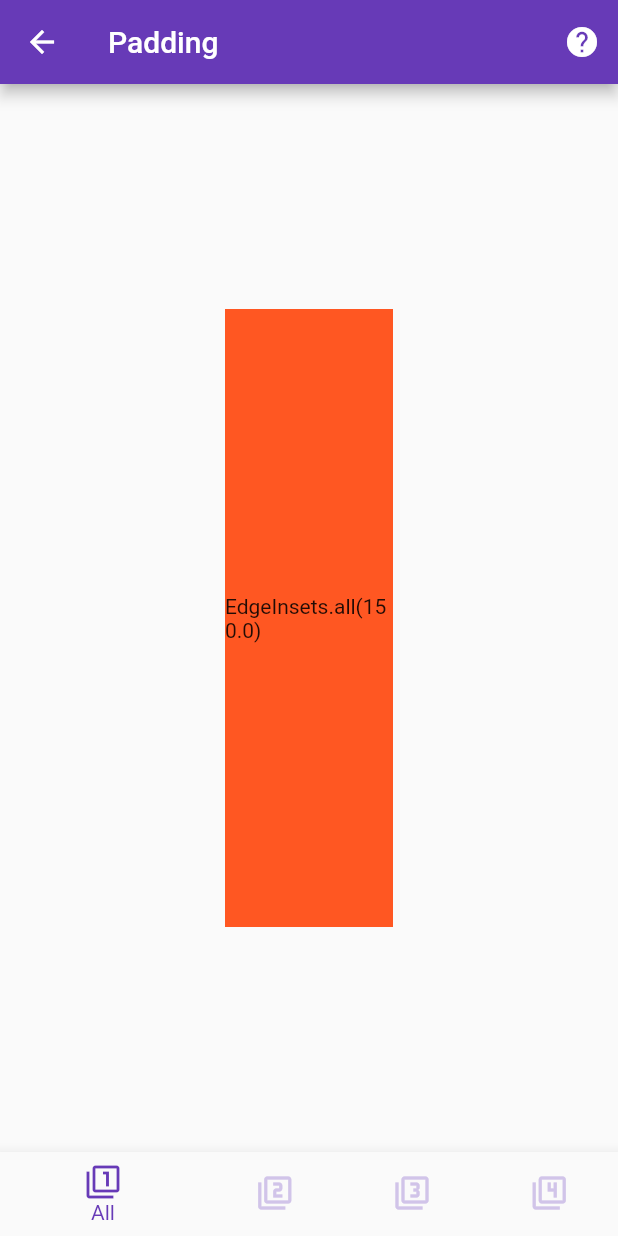
After one commit to sanjay-rb/100-Days-Of-Flutter-Widgets, a Flutter app: the Day80Padding screen opened directly, after a tap on the "help" icon, on a phone screen of 412 x 824 dp. The commit adds this screen. Run offline on Flutter 3.47's test engine with Material 2 defaults, Android fonts, the phone set to English and light mode, and no system bars.

Commit message:
Day80 Competed with Padding

```diff
--- /dev/null
+++ b/hundred_days_of_flutter_widget/lib/day080_padding.dart
@@ -0,0 +1,85 @@
+import 'dart:ui';
+
+import 'package:flutter/material.dart';
+import 'package:url_launcher/url_launcher.dart';
+
+class Day80Padding extends StatefulWidget {
+  const Day80Padding({Key key}) : super(key: key);
+
+  @override
+  _Day80PaddingState createState() => _Day80PaddingState();
+}
+
+class _Day80PaddingState extends State<Day80Padding> {
+  static var all = const EdgeInsets.all(150.0); // EdgeInsets for all side.....
+  static var only = const EdgeInsets.only(
+    top: 250,
+    bottom: 250,
+  ); // EdgeInsets for top and bottom side....
+  static var ltrb = EdgeInsets.fromLTRB(
+      100, 100, 100, 100); // EdgeInsets for all side by LTRB....
+  static var symmetric = EdgeInsets.symmetric(
+      horizontal: 25,
+      vertical: 50); // EdgeInsets for vertical and horizontal....
+
+  var selected = [all, only, ltrb, symmetric];
+  int index = 0;
+
+  @override
+  Widget build(BuildContext context) {
+    return Scaffold(
+      bottomNavigationBar: BottomNavigationBar(
+        items: [
+          BottomNavigationBarItem(
+              icon: Icon(Icons.filter_1), title: Text("All")),
+          BottomNavigationBarItem(
+              icon: Icon(Icons.filter_2), title: Text("Only")),
+          BottomNavigationBarItem(
+              icon: Icon(Icons.filter_3), title: Text("LTRB")),
+          BottomNavigationBarItem(
+              icon: Icon(Icons.filter_4), title: Text("Symmertic"))
+        ],
+        currentIndex: index,
+        onTap: (value) {
+          setState(() {
+            print(value);
+            index = value;
+          });
+        },
+        selectedItemColor: Colors.deepPurple,
+        unselectedItemColor: Colors.deepPurple[100],
+      ),
+      body: SafeArea(
+        // ? What is Padding....
+        child: Padding(
+          padding: selected[index], // ! You can add the EdgeInsets here....
+          child: Container(
+            width: double.infinity,
+            height: double.infinity,
+            color: Colors.deepOrange,
+            child: Center(child: Text("${selected[index]}")),
+          ),
+        ),
+      ),
+      appBar: AppBar(
+        title: Text('Padding'),
+        actions: <Widget>[
+          IconButton(
+            icon: Icon(Icons.help),
+            onPressed: () async {
+              const url =
+                  'https://github.com/sanjaysanju618/100-Days-Of-Flutter-Widgets/' +
+                      'blob/master/hundred_days_of_flutter_widget/' +
+                      'lib/day080_padding.dart';
+              if (await canLaunch(url)) {
+                await launch(url);
+              } else {
+                throw 'Could not launch $url';
+              }
+            },
+          )
+        ],
+      ),
+    );
+  }
+}
--- a/hundred_days_of_flutter_widget/lib/main.dart
+++ b/hundred_days_of_flutter_widget/lib/main.dart
@@ -77,6 +77,7 @@ import 'package:hundreddaysofflutterwidget/day076_ignore_pointer.dart';
 import 'package:hundreddaysofflutterwidget/day077_cupertino_activity_indicator.dart';
 import 'package:hundreddaysofflutterwidget/day078_clip_oval.dart';
 import 'package:hundreddaysofflutterwidget/day079_animated_widgets.dart';
+import 'package:hundreddaysofflutterwidget/day080_padding.dart';
 import 'package:hundreddaysofflutterwidget/inherited_widget/day037_inherited_widget.dart';
 import 'package:url_launcher/url_launcher.dart';
 
@@ -189,7 +190,8 @@ class _MainPageState extends State<MainPage> {
     "IgnorePointer": Day76IgnorePointer(),
     "CupertinoActivityIndicator": Day77CupertinoActivityIndicator(),
     "ClipOval": Day78ClipOval(),
-    "AnimatedWidget": Day79AnimatedWidget()
+    "AnimatedWidget": Day79AnimatedWidget(),
+    'Padding': Day80Padding()
   };
 
   List _listTitle = [
@@ -271,7 +273,8 @@ class _MainPageState extends State<MainPage> {
     "IgnorePointer",
     "CupertinoActivityIndicator",
     "ClipOval",
-    "AnimatedWidget"
+    "AnimatedWidget",
+    "Padding"
   ];
 
   List fliter = List<String>();
```
Also changed, not shown: 1 other file.
